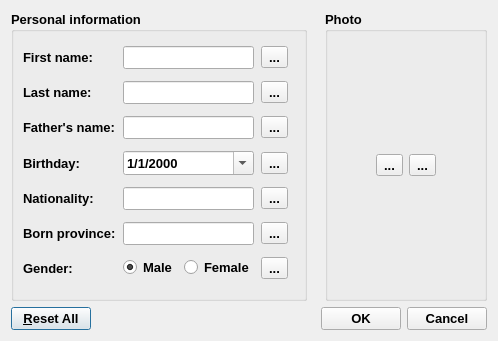
amirmohsen1384/DataBox, file ui/dataeditor.ui: the form before one commit.
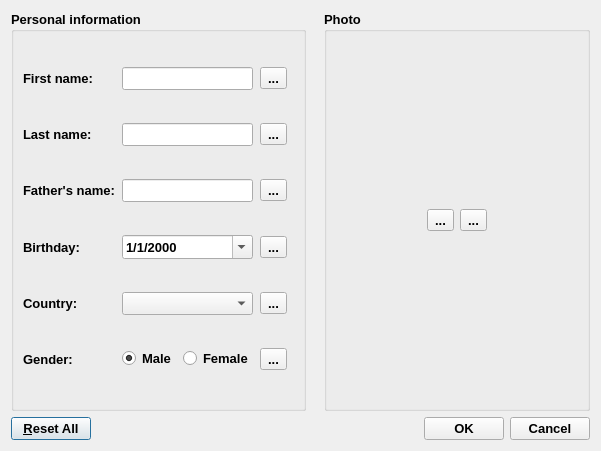
The form after the commit. Icons and pictures are not drawn.

Diff of the .ui file:
```diff
--- a/ui/dataeditor.ui
+++ b/ui/dataeditor.ui
@@ -6,8 +6,8 @@
    <rect>
     <x>0</x>
     <y>0</y>
-    <width>498</width>
-    <height>341</height>
+    <width>601</width>
+    <height>451</height>
    </rect>
   </property>
   <property name="font">
@@ -31,176 +31,13 @@
      <property name="title">
       <string>Personal information</string>
      </property>
-     <layout class="QGridLayout" name="layoutInformation" rowstretch="0,0,0,0,0,0,0,0">
+     <layout class="QGridLayout" name="layoutInformation" rowstretch="0,0,0,0,0,0,0">
       <property name="sizeConstraint">
        <enum>QLayout::SetNoConstraint</enum>
       </property>
       <property name="spacing">
        <number>7</number>
       </property>
-      <item row="4" column="0">
-       <widget class="QLabel" name="labelNationality">
-        <property name="sizePolicy">
-         <sizepolicy hsizetype="MinimumExpanding" vsizetype="Preferred">
-          <horstretch>0</horstretch>
-          <verstretch>0</verstretch>
-         </sizepolicy>
-        </property>
-        <property name="text">
-         <string>Nationality:</string>
-        </property>
-        <property name="buddy">
-         <cstring>containerNationality</cstring>
-        </property>
-       </widget>
-      </item>
-      <item row="1" column="2">
-       <widget class="QToolButton" name="buttonResetLastName">
-        <property name="toolTip">
-         <string>Reset the last name to its inital value</string>
-        </property>
-        <property name="text">
-         <string>...</string>
-        </property>
-        <property name="icon">
-         <iconset resource="icons/resource.qrc">
-          <normaloff>:/icons/reset.png</normaloff>:/icons/reset.png</iconset>
-        </property>
-        <property name="iconSize">
-         <size>
-          <width>24</width>
-          <height>24</height>
-         </size>
-        </property>
-       </widget>
-      </item>
-      <item row="2" column="0">
-       <widget class="QLabel" name="labelFatherName">
-        <property name="sizePolicy">
-         <sizepolicy hsizetype="MinimumExpanding" vsizetype="Preferred">
-          <horstretch>0</horstretch>
-          <verstretch>0</verstretch>
-         </sizepolicy>
-        </property>
-        <property name="text">
-         <string>Father's name:</string>
-        </property>
-        <property name="buddy">
-         <cstring>containerFatherName</cstring>
-        </property>
-       </widget>
-      </item>
-      <item row="1" column="0">
-       <widget class="QLabel" name="labelLastName">
-        <property name="sizePolicy">
-         <sizepolicy hsizetype="MinimumExpanding" vsizetype="Preferred">
-          <horstretch>0</horstretch>
-          <verstretch>0</verstretch>
-         </sizepolicy>
-        </property>
-        <property name="text">
-         <string>Last name:</string>
-        </property>
-        <property name="buddy">
-         <cstring>containerLastName</cstring>
-        </property>
-       </widget>
-      </item>
-      <item row="4" column="2">
-       <widget class="QToolButton" name="buttonResetNationality">
-        <property name="toolTip">
-         <string>Reset the nationality to its inital value</string>
-        </property>
-        <property name="text">
-         <string>...</string>
-        </property>
-        <property name="icon">
-         <iconset resource="icons/resource.qrc">
-          <normaloff>:/icons/reset.png</normaloff>:/icons/reset.png</iconset>
-        </property>
-        <property name="iconSize">
-         <size>
-          <width>24</width>
-          <height>24</height>
-         </size>
-        </property>
-       </widget>
-      </item>
-      <item row="2" column="2">
-       <widget class="QToolButton" name="buttonResetFatherName">
-        <property name="toolTip">
-         <string>Reset the father's name to its inital value</string>
-        </property>
-        <property name="text">
-         <string>...</string>
-        </property>
-        <property name="icon">
-         <iconset resource="icons/resource.qrc">
-          <normaloff>:/icons/reset.png</normaloff>:/icons/reset.png</iconset>
-        </property>
-        <property name="iconSize">
-         <size>
-          <width>24</width>
-          <height>24</height>
-         </size>
-        </property>
-       </widget>
-      </item>
-      <item row="1" column="1">
-       <widget class="QLineEdit" name="containerLastName">
-        <property name="sizePolicy">
-         <sizepolicy hsizetype="MinimumExpanding" vsizetype="Fixed">
-          <horstretch>50</horstretch>
-          <verstretch>0</verstretch>
-         </sizepolicy>
-        </property>
-        <property name="clearButtonEnabled">
-         <bool>true</bool>
-        </property>
-       </widget>
-      </item>
-      <item row="0" column="1">
-       <widget class="QLineEdit" name="containerFirstName">
-        <property name="sizePolicy">
-         <sizepolicy hsizetype="MinimumExpanding" vsizetype="Fixed">
-          <horstretch>50</horstretch>
-          <verstretch>0</verstretch>
-         </sizepolicy>
-        </property>
-        <property name="clearButtonEnabled">
-         <bool>true</bool>
-        </property>
-       </widget>
-      </item>
-      <item row="7" column="0">
-       <widget class="QLabel" name="labelGender">
-        <property name="sizePolicy">
-         <sizepolicy hsizetype="MinimumExpanding" vsizetype="Preferred">
-          <horstretch>0</horstretch>
-          <verstretch>0</verstretch>
-         </sizepolicy>
-        </property>
-        <property name="text">
-         <string>Gender:</string>
-        </property>
-       </widget>
-      </item>
-      <item row="5" column="0">
-       <widget class="QLabel" name="labelBornProvince">
-        <property name="sizePolicy">
-         <sizepolicy hsizetype="MinimumExpanding" vsizetype="Preferred">
-          <horstretch>0</horstretch>
-          <verstretch>0</verstretch>
-         </sizepolicy>
-        </property>
-        <property name="text">
-         <string>Born province:</string>
-        </property>
-        <property name="buddy">
-         <cstring>containerBornProvince</cstring>
-        </property>
-       </widget>
-      </item>
       <item row="2" column="1">
        <widget class="QLineEdit" name="containerFatherName">
         <property name="sizePolicy">
@@ -214,33 +51,23 @@
         </property>
        </widget>
       </item>
-      <item row="7" column="2" colspan="2">
-       <widget class="QToolButton" name="buttonResetGender">
-        <property name="toolTip">
-         <string>Reset the gender to its inital value</string>
-        </property>
-        <property name="text">
-         <string>...</string>
-        </property>
-        <property name="icon">
-         <iconset resource="icons/resource.qrc">
-          <normaloff>:/icons/reset.png</normaloff>:/icons/reset.png</iconset>
-        </property>
-        <property name="iconSize">
-         <size>
-          <width>24</width>
-          <height>24</height>
-         </size>
-        </property>
-       </widget>
-      </item>
-      <item row="7" column="1">
+      <item row="6" column="1">
        <layout class="QHBoxLayout" name="layoutGender">
         <item>
          <widget class="QRadioButton" name="radioButtonMale">
           <property name="text">
            <string>Male</string>
           </property>
+          <property name="icon">
+           <iconset resource="icons/resource.qrc">
+            <normaloff>:/icons/man.png</normaloff>:/icons/man.png</iconset>
+          </property>
+          <property name="iconSize">
+           <size>
+            <width>32</width>
+            <height>32</height>
+           </size>
+          </property>
           <property name="checked">
            <bool>true</bool>
           </property>
@@ -251,12 +78,22 @@
           <property name="text">
            <string>Female</string>
           </property>
+          <property name="icon">
+           <iconset resource="icons/resource.qrc">
+            <normaloff>:/icons/woman.png</normaloff>:/icons/woman.png</iconset>
+          </property>
+          <property name="iconSize">
+           <size>
+            <width>32</width>
+            <height>32</height>
+           </size>
+          </property>
          </widget>
         </item>
        </layout>
       </item>
-      <item row="5" column="1">
-       <widget class="QLineEdit" name="containerBornProvince">
+      <item row="1" column="1">
+       <widget class="QLineEdit" name="containerLastName">
         <property name="sizePolicy">
          <sizepolicy hsizetype="MinimumExpanding" vsizetype="Fixed">
           <horstretch>50</horstretch>
@@ -268,6 +105,68 @@
         </property>
        </widget>
       </item>
+      <item row="2" column="0">
+       <widget class="QLabel" name="labelFatherName">
+        <property name="sizePolicy">
+         <sizepolicy hsizetype="MinimumExpanding" vsizetype="Preferred">
+          <horstretch>0</horstretch>
+          <verstretch>0</verstretch>
+         </sizepolicy>
+        </property>
+        <property name="text">
+         <string>Father's name:</string>
+        </property>
+        <property name="buddy">
+         <cstring>containerFatherName</cstring>
+        </property>
+       </widget>
+      </item>
+      <item row="4" column="0">
+       <widget class="QLabel" name="labelCountry">
+        <property name="sizePolicy">
+         <sizepolicy hsizetype="MinimumExpanding" vsizetype="Preferred">
+          <horstretch>0</horstretch>
+          <verstretch>0</verstretch>
+         </sizepolicy>
+        </property>
+        <property name="text">
+         <string>Country:</string>
+        </property>
+       </widget>
+      </item>
+      <item row="0" column="1">
+       <widget class="QLineEdit" name="containerFirstName">
+        <property name="sizePolicy">
+         <sizepolicy hsizetype="MinimumExpanding" vsizetype="Fixed">
+          <horstretch>50</horstretch>
+          <verstretch>0</verstretch>
+         </sizepolicy>
+        </property>
+        <property name="clearButtonEnabled">
+         <bool>true</bool>
+        </property>
+       </widget>
+      </item>
+      <item row="6" column="2" colspan="2">
+       <widget class="QToolButton" name="buttonResetGender">
+        <property name="toolTip">
+         <string>Reset the gender to its inital value</string>
+        </property>
+        <property name="text">
+         <string>...</string>
+        </property>
+        <property name="icon">
+         <iconset resource="icons/resource.qrc">
+          <normaloff>:/icons/reset.png</normaloff>:/icons/reset.png</iconset>
+        </property>
+        <property name="iconSize">
+         <size>
+          <width>24</width>
+          <height>24</height>
+         </size>
+        </property>
+       </widget>
+      </item>
       <item row="0" column="0">
        <widget class="QLabel" name="labelFirstName">
         <property name="sizePolicy">
@@ -284,6 +183,121 @@
         </property>
        </widget>
       </item>
+      <item row="1" column="0">
+       <widget class="QLabel" name="labelLastName">
+        <property name="sizePolicy">
+         <sizepolicy hsizetype="MinimumExpanding" vsizetype="Preferred">
+          <horstretch>0</horstretch>
+          <verstretch>0</verstretch>
+         </sizepolicy>
+        </property>
+        <property name="text">
+         <string>Last name:</string>
+        </property>
+        <property name="buddy">
+         <cstring>containerLastName</cstring>
+        </property>
+       </widget>
+      </item>
+      <item row="4" column="1">
+       <widget class="QComboBox" name="containerCountry">
+        <property name="iconSize">
+         <size>
+          <width>32</width>
+          <height>32</height>
+         </size>
+        </property>
+       </widget>
+      </item>
+      <item row="6" column="0">
+       <widget class="QLabel" name="labelGender">
+        <property name="sizePolicy">
+         <sizepolicy hsizetype="MinimumExpanding" vsizetype="Preferred">
+          <horstretch>0</horstretch>
+          <verstretch>0</verstretch>
+         </sizepolicy>
+        </property>
+        <property name="text">
+         <string>Gender:</string>
+        </property>
+       </widget>
+      </item>
+      <item row="3" column="2">
+       <widget class="QToolButton" name="buttonResetBirthday">
+        <property name="toolTip">
+         <string>Reset the birthday to its inital value</string>
+        </property>
+        <property name="text">
+         <string>...</string>
+        </property>
+        <property name="icon">
+         <iconset resource="icons/resource.qrc">
+          <normaloff>:/icons/reset.png</normaloff>:/icons/reset.png</iconset>
+        </property>
+        <property name="iconSize">
+         <size>
+          <width>24</width>
+          <height>24</height>
+         </size>
+        </property>
+       </widget>
+      </item>
+      <item row="4" column="2">
+       <widget class="QToolButton" name="buttonResetCountry">
+        <property name="toolTip">
+         <string>Reset the nationality to its inital value</string>
+        </property>
+        <property name="text">
+         <string>...</string>
+        </property>
+        <property name="icon">
+         <iconset resource="icons/resource.qrc">
+          <normaloff>:/icons/reset.png</normaloff>:/icons/reset.png</iconset>
+        </property>
+        <property name="iconSize">
+         <size>
+          <width>24</width>
+          <height>24</height>
+         </size>
+        </property>
+       </widget>
+      </item>
+      <item row="1" column="2">
+       <widget class="QToolButton" name="buttonResetLastName">
+        <property name="toolTip">
+         <string>Reset the last name to its inital value</string>
+        </property>
+        <property name="text">
+         <string>...</string>
+        </property>
+        <property name="icon">
+         <iconset resource="icons/resource.qrc">
+          <normaloff>:/icons/reset.png</normaloff>:/icons/reset.png</iconset>
+        </property>
+        <property name="iconSize">
+         <size>
+          <width>24</width>
+          <height>24</height>
+         </size>
+        </property>
+       </widget>
+      </item>
+      <item row="3" column="0">
+       <widget class="QLabel" name="labelBirthday">
+        <property name="sizePolicy">
+         <sizepolicy hsizetype="MinimumExpanding" vsizetype="Preferred">
+          <horstretch>0</horstretch>
+          <verstretch>0</verstretch>
+         </sizepolicy>
+        </property>
+        <property name="text">
+         <string>Birthday:</string>
+        </property>
+        <property name="buddy">
+         <cstring>containerBirthday</cstring>
+        </property>
+       </widget>
+      </item>
       <item row="0" column="2">
        <widget class="QToolButton" name="buttonResetFirstName">
         <property name="toolTip">
@@ -336,8 +350,8 @@
         </property>
        </widget>
       </item>
-      <item row="3" column="2">
-       <widget class="QToolButton" name="buttonResetBirthday">
+      <item row="2" column="2">
+       <widget class="QToolButton" name="buttonResetFatherName">
         <property name="toolTip">
          <string>Reset the birthday to its inital value</string>
         </property>
@@ -356,55 +370,6 @@
         </property>
        </widget>
       </item>
-      <item row="5" column="2">
-       <widget class="QToolButton" name="buttonResetBornProvince">
-        <property name="toolTip">
-         <string>Reset the born province to its inital value</string>
-        </property>
-        <property name="text">
-         <string>...</string>
-        </property>
-        <property name="icon">
-         <iconset resource="icons/resource.qrc">
-          <normaloff>:/icons/reset.png</normaloff>:/icons/reset.png</iconset>
-        </property>
-        <property name="iconSize">
-         <size>
-          <width>24</width>
-          <height>24</height>
-         </size>
-        </property>
-       </widget>
-      </item>
-      <item row="4" column="1">
-       <widget class="QLineEdit" name="containerNationality">
-        <property name="sizePolicy">
-         <sizepolicy hsizetype="MinimumExpanding" vsizetype="Fixed">
-          <horstretch>50</horstretch>
-          <verstretch>0</verstretch>
-         </sizepolicy>
-        </property>
-        <property name="clearButtonEnabled">
-         <bool>true</bool>
-        </property>
-       </widget>
-      </item>
-      <item row="3" column="0">
-       <widget class="QLabel" name="labelBirthday">
-        <property name="sizePolicy">
-         <sizepolicy hsizetype="MinimumExpanding" vsizetype="Preferred">
-          <horstretch>0</horstretch>
-          <verstretch>0</verstretch>
-         </sizepolicy>
-        </property>
-        <property name="text">
-         <string>Birthday:</string>
-        </property>
-        <property name="buddy">
-         <cstring>containerBirthday</cstring>
-        </property>
-       </widget>
-      </item>
      </layout>
     </widget>
    </item>
```
Left out of the diff: 11 changed lines with no effect on the pictures.
